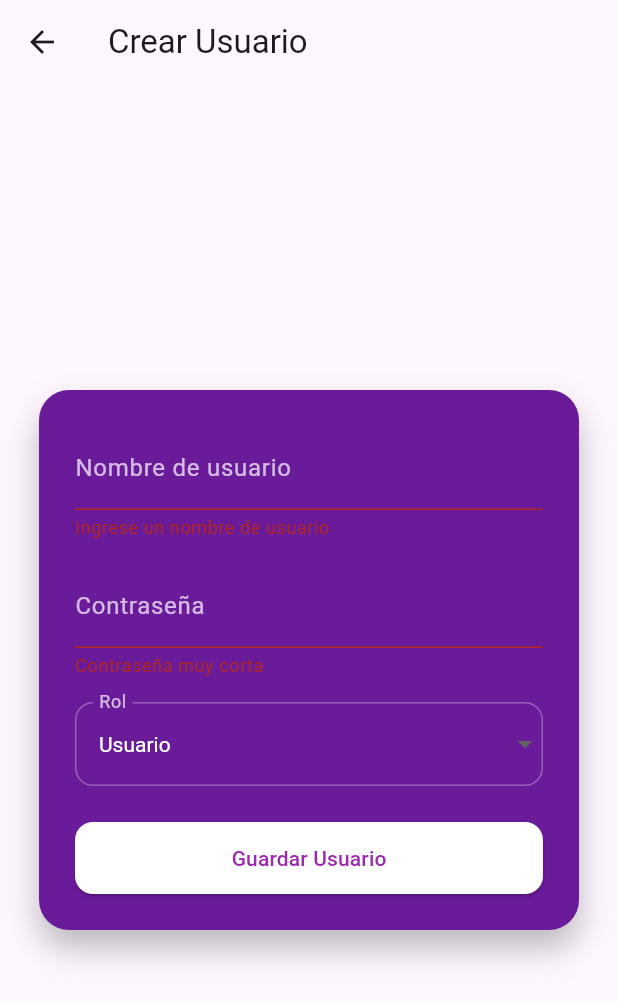
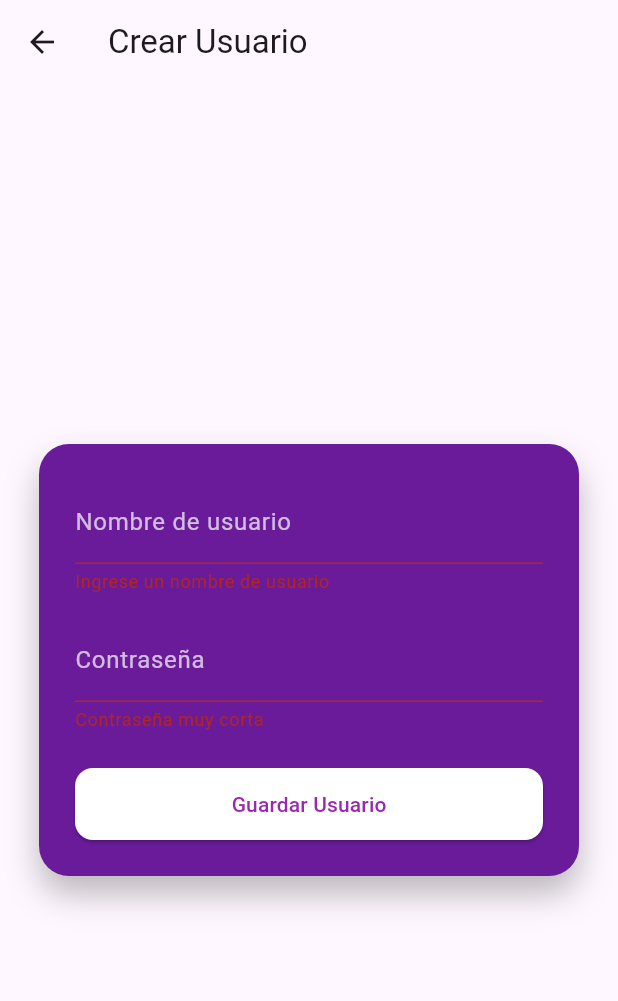
Before and after one commit to RCE04/hotelReview, a Flutter app: the FormularioCrearUsuario screen opened by its route, after a tap on "Guardar Usuario", on a phone screen of 412 x 824 dp. Shown: the top 1001 px of the screen. Run offline on Flutter 3.47's test engine with Material 3 defaults, Android fonts, the phone set to English and light mode, and no system bars; our stand-ins replace shared_preferences; accounts and stored records are empty; network calls fail.

Commit message:
Cambios en la creacion de usuarios

```diff
--- a/lib/paginas/formularioCrearUsuario.dart
+++ b/lib/paginas/formularioCrearUsuario.dart
@@ -1,7 +1,7 @@
 import 'package:flutter/material.dart';
 import '../modelos/usuarios.dart';
 import '../servicios/usuarioService.dart';
-import 'inicioSesion.dart';  // Asegúrate que esta ruta es correcta
+import 'inicioSesion.dart';  // Asegúrate de que esta ruta es correcta
 
 class FormularioCrearUsuario extends StatefulWidget {
   const FormularioCrearUsuario({super.key});
@@ -14,9 +14,7 @@ class _FormularioCrearUsuarioState extends State<FormularioCrearUsuario> {
   final _formKey = GlobalKey<FormState>();
   final TextEditingController _nombreController = TextEditingController();
   final TextEditingController _contrasenaController = TextEditingController();
-  String _rolSeleccionado = 'Usuario';
 
-  final List<String> _roles = ['Usuario', 'Administrador'];
   bool _enviando = false;
   String? _mensaje;
 
@@ -32,7 +30,7 @@ class _FormularioCrearUsuarioState extends State<FormularioCrearUsuario> {
       Id: 0,
       NombreUsuario: _nombreController.text.trim(),
       Contrasena: _contrasenaController.text,
-      Rol: _rolSeleccionado,
+      Rol: 'Usuario', // Rol fijo
     );
 
     bool exito = await createUsuario(nuevoUsuario);
@@ -93,20 +91,6 @@ class _FormularioCrearUsuarioState extends State<FormularioCrearUsuario> {
                     validator: (v) =>
                         (v == null || v.length < 4) ? 'Contraseña muy corta' : null,
                   ),
-                  const SizedBox(height: 16),
-                  DropdownButtonFormField<String>(
-                    value: _rolSeleccionado,
-                    dropdownColor: const Color(0xFF6A1B9A),
-                    style: const TextStyle(color: Colors.white),
-                    decoration: _inputDeco('Rol'),
-                    items: _roles
-                        .map((rol) => DropdownMenuItem(
-                              value: rol,
-                              child: Text(rol),
-                            ))
-                        .toList(),
-                    onChanged: (v) => setState(() => _rolSeleccionado = v ?? _rolSeleccionado),
-                  ),
                   const SizedBox(height: 24),
                   ElevatedButton(
                     onPressed: _enviando ? null : _guardarUsuario,
```
